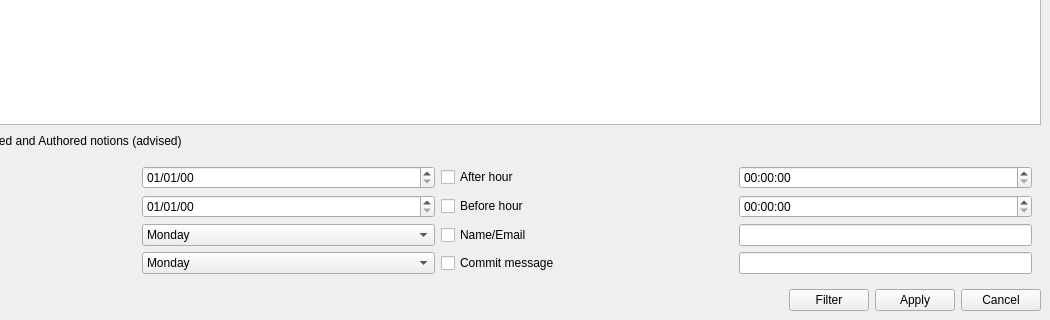
Before: the Qt Designer form qGitFilterBranch/main_window.ui in mike-perdide/gitbuster, drawn with Qt 5; both pictures show x 175 to 1225 and y 290 to 610 of the 1225 by 610 pixel window.
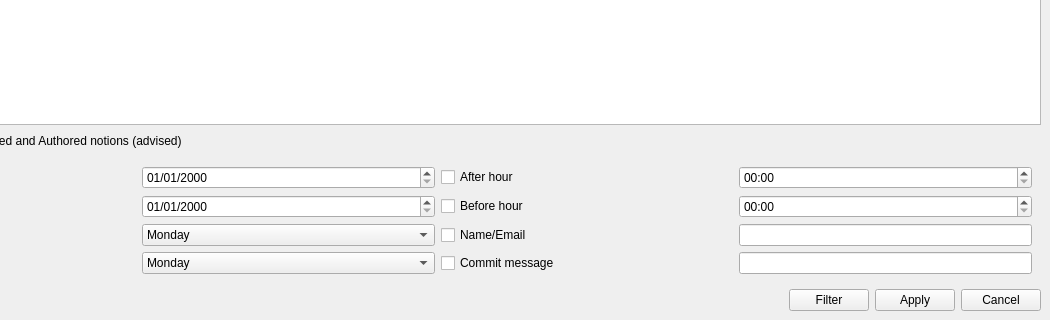
After: the same form once the commit is applied.

Commit message: Changed the display format of the dates and times in the filters.

Patch:
```diff
--- a/qGitFilterBranch/main_window.ui
+++ b/qGitFilterBranch/main_window.ui
@@ -63,7 +63,7 @@
          <item row="1" column="1">
           <widget class="QDateEdit" name="beforeDateFilterDateEdit">
            <property name="displayFormat">
-            <string>MM/dd/yy</string>
+            <string>dd/MM/yyyy</string>
            </property>
           </widget>
          </item>
@@ -184,7 +184,11 @@
           <widget class="QLineEdit" name="commitFilterLineEdit"/>
          </item>
          <item row="1" column="4">
-          <widget class="QTimeEdit" name="beforeHourFilterTimeEdit"/>
+          <widget class="QTimeEdit" name="beforeHourFilterTimeEdit">
+           <property name="displayFormat">
+            <string>hh:mm</string>
+           </property>
+          </widget>
          </item>
          <item row="2" column="2" colspan="2">
           <widget class="QCheckBox" name="nameEmailFilterCheckBox">
@@ -194,7 +198,11 @@
           </widget>
          </item>
          <item row="0" column="4">
-          <widget class="QTimeEdit" name="afterHourFilterTimeEdit"/>
+          <widget class="QTimeEdit" name="afterHourFilterTimeEdit">
+           <property name="displayFormat">
+            <string>hh:mm</string>
+           </property>
+          </widget>
          </item>
          <item row="2" column="4">
           <widget class="QLineEdit" name="nameEmailFilterLineEdit"/>
@@ -202,7 +210,7 @@
          <item row="0" column="1">
           <widget class="QDateEdit" name="afterDateFilterDateEdit">
            <property name="displayFormat">
-            <string>MM/dd/yy</string>
+            <string>dd/MM/yyyy</string>
            </property>
           </widget>
          </item>
```
